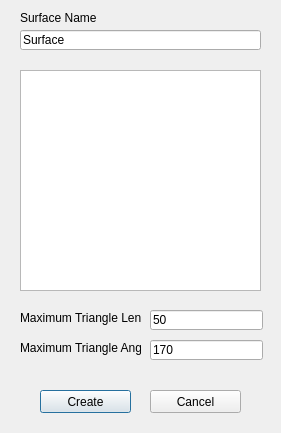
First picture: the form in Resources/UI/CreateSurface.ui, repository HakanSeven12/FreeCAD-Geomatic-Workbench, before the edit.
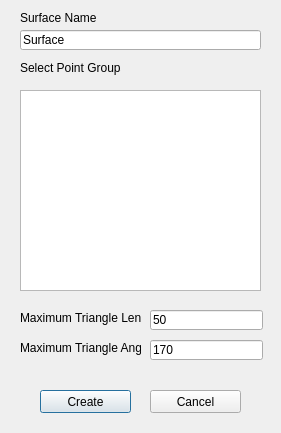
Second picture: the form after the edit.

Patch:
```diff
--- a/Resources/UI/CreateSurface.ui
+++ b/Resources/UI/CreateSurface.ui
@@ -121,9 +121,9 @@
    <property name="geometry">
     <rect>
      <x>20</x>
-     <y>70</y>
+     <y>90</y>
      <width>241</width>
-     <height>221</height>
+     <height>201</height>
     </rect>
    </property>
    <property name="editTriggers">
@@ -136,6 +136,19 @@
     <enum>QAbstractItemView::SelectRows</enum>
    </property>
   </widget>
+  <widget class="QLabel" name="SelectPointGroupL">
+   <property name="geometry">
+    <rect>
+     <x>20</x>
+     <y>60</y>
+     <width>101</width>
+     <height>16</height>
+    </rect>
+   </property>
+   <property name="text">
+    <string>Select Point Groups</string>
+   </property>
+  </widget>
  </widget>
  <resources/>
  <connections/>
```
